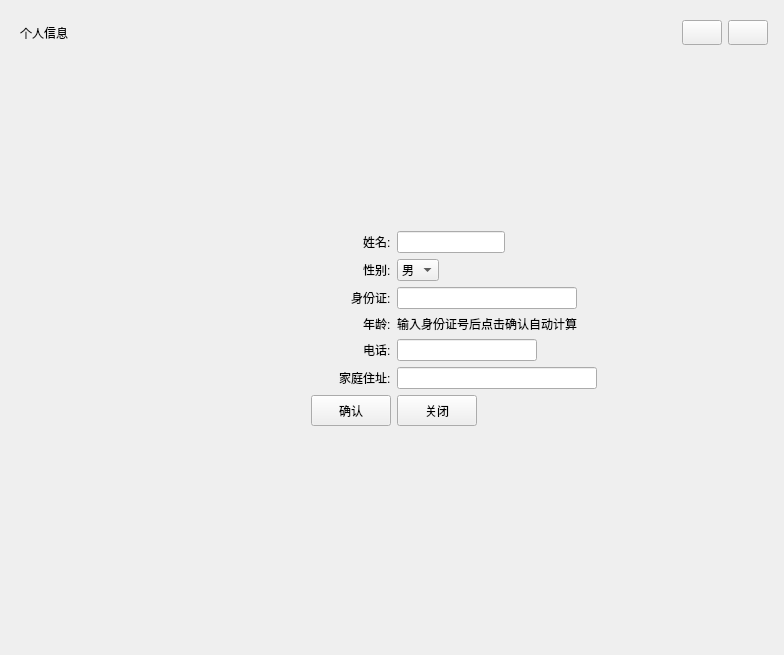
The window that dbclient/information.ui (sayazaaa/SmMed) describes before a commit, drawn with Qt 5.
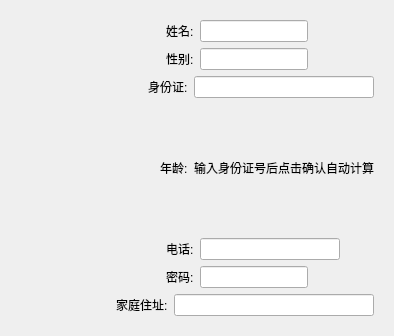
The same window after the commit. Icons and pictures are not drawn.

```diff
--- a/dbclient/information.ui
+++ b/dbclient/information.ui
@@ -6,115 +6,46 @@
    <rect>
     <x>0</x>
     <y>0</y>
-    <width>784</width>
-    <height>655</height>
+    <width>394</width>
+    <height>336</height>
    </rect>
   </property>
   <property name="minimumSize">
    <size>
-    <width>784</width>
-    <height>655</height>
+    <width>0</width>
+    <height>0</height>
    </size>
   </property>
   <property name="windowTitle">
    <string>Form</string>
   </property>
   <layout class="QGridLayout" name="gridLayout_3">
-   <item row="0" column="0" alignment="Qt::AlignHCenter">
+   <item row="0" column="0">
     <widget class="QWidget" name="inf" native="true">
      <property name="minimumSize">
       <size>
-       <width>766</width>
-       <height>637</height>
+       <width>0</width>
+       <height>0</height>
       </size>
      </property>
-     <layout class="QGridLayout" name="inf_lay">
-      <item row="0" column="0">
-       <layout class="QHBoxLayout" name="inf_title">
-        <item>
-         <widget class="QLabel" name="label_2">
-          <property name="text">
-           <string>个人信息</string>
-          </property>
-         </widget>
-        </item>
-        <item>
-         <widget class="QPushButton" name="smallize">
-          <property name="sizePolicy">
-           <sizepolicy hsizetype="Fixed" vsizetype="Fixed">
-            <horstretch>0</horstretch>
-            <verstretch>0</verstretch>
-           </sizepolicy>
-          </property>
-          <property name="minimumSize">
-           <size>
-            <width>25</width>
-            <height>25</height>
-           </size>
-          </property>
-          <property name="cursor">
-           <cursorShape>PointingHandCursor</cursorShape>
-          </property>
-          <property name="text">
-           <string/>
-          </property>
-          <property name="icon">
-           <iconset resource="qss.qrc">
-            <normaloff>:/icons/mini.png</normaloff>:/icons/mini.png</iconset>
-          </property>
-         </widget>
-        </item>
-        <item>
-         <widget class="QPushButton" name="close">
-          <property name="sizePolicy">
-           <sizepolicy hsizetype="Fixed" vsizetype="Fixed">
-            <horstretch>0</horstretch>
-            <verstretch>0</verstretch>
-           </sizepolicy>
-          </property>
-          <property name="minimumSize">
-           <size>
-            <width>25</width>
-            <height>25</height>
-           </size>
-          </property>
-          <property name="cursor">
-           <cursorShape>PointingHandCursor</cursorShape>
-          </property>
-          <property name="text">
-           <string/>
-          </property>
-          <property name="icon">
-           <iconset resource="qss.qrc">
-            <normaloff>:/icons/error.png</normaloff>:/icons/error.png</iconset>
-          </property>
-         </widget>
-        </item>
-       </layout>
-      </item>
-      <item row="2" column="0">
+     <layout class="QGridLayout" name="gridLayout_4">
+      <item row="1" column="0">
        <layout class="QVBoxLayout" name="verticalLayout">
         <item>
          <layout class="QGridLayout" name="gridLayout">
-          <item row="2" column="0">
-           <layout class="QHBoxLayout" name="horizontalLayout_3">
+          <item row="1" column="0">
+           <layout class="QHBoxLayout" name="horizontalLayout_2">
             <item alignment="Qt::AlignRight">
-             <widget class="QLabel" name="ID">
+             <widget class="QLabel" name="GENDER">
               <property name="text">
-               <string>身份证:</string>
+               <string>性别:</string>
               </property>
              </widget>
             </item>
             <item alignment="Qt::AlignLeft">
-             <widget class="QLineEdit" name="id">
-              <property name="minimumSize">
-               <size>
-                <width>180</width>
-                <height>0</height>
-               </size>
-              </property>
-              <property name="text">
-               <string/>
+             <widget class="QLineEdit" name="gender">
+              <property name="readOnly">
+               <bool>true</bool>
               </property>
              </widget>
             </item>
@@ -137,26 +68,8 @@
                 <height>0</height>
                </size>
               </property>
-             </widget>
-            </item>
-           </layout>
-          </item>
-          <item row="6" column="0">
-           <layout class="QHBoxLayout" name="horizontalLayout"/>
-          </item>
-          <item row="3" column="0">
-           <layout class="QHBoxLayout" name="horizontalLayout_4">
-            <item alignment="Qt::AlignRight">
-             <widget class="QLabel" name="AGE">
-              <property name="text">
-               <string>年龄:</string>
-              </property>
-             </widget>
-            </item>
-            <item alignment="Qt::AlignLeft">
-             <widget class="QLabel" name="age">
-              <property name="text">
-               <string>输入身份证号后点击确认自动计算</string>
+              <property name="readOnly">
+               <bool>true</bool>
               </property>
              </widget>
             </item>
@@ -179,110 +92,99 @@
                 <height>0</height>
                </size>
               </property>
+              <property name="readOnly">
+               <bool>true</bool>
+              </property>
+             </widget>
+            </item>
+           </layout>
+          </item>
+          <item row="3" column="0">
+           <layout class="QHBoxLayout" name="horizontalLayout_4">
+            <item alignment="Qt::AlignRight">
+             <widget class="QLabel" name="AGE">
+              <property name="text">
+               <string>年龄:</string>
+              </property>
+             </widget>
+            </item>
+            <item alignment="Qt::AlignLeft">
+             <widget class="QLabel" name="age">
+              <property name="text">
+               <string>输入身份证号后点击确认自动计算</string>
+              </property>
+             </widget>
+            </item>
+           </layout>
+          </item>
+          <item row="2" column="0">
+           <layout class="QHBoxLayout" name="horizontalLayout_3">
+            <item alignment="Qt::AlignRight">
+             <widget class="QLabel" name="ID">
+              <property name="text">
+               <string>身份证:</string>
+              </property>
+             </widget>
+            </item>
+            <item alignment="Qt::AlignLeft">
+             <widget class="QLineEdit" name="id">
+              <property name="minimumSize">
+               <size>
+                <width>180</width>
+                <height>0</height>
+               </size>
+              </property>
+              <property name="text">
+               <string/>
+              </property>
+              <property name="readOnly">
+               <bool>true</bool>
+              </property>
              </widget>
             </item>
            </layout>
           </item>
           <item row="0" column="0">
            <layout class="QGridLayout" name="gridLayout_2">
-            <item row="1" column="1" alignment="Qt::AlignLeft">
-             <widget class="QLineEdit" name="name"/>
-            </item>
-            <item row="1" column="0" alignment="Qt::AlignRight">
+            <item row="0" column="0" alignment="Qt::AlignRight">
              <widget class="QLabel" name="NAME">
               <property name="text">
                <string>姓名:</string>
               </property>
              </widget>
             </item>
-            <item row="0" column="1">
-             <spacer name="verticalSpacer">
-              <property name="orientation">
-               <enum>Qt::Vertical</enum>
+            <item row="0" column="1" alignment="Qt::AlignLeft">
+             <widget class="QLineEdit" name="name">
+              <property name="enabled">
+               <bool>true</bool>
               </property>
-              <property name="sizeHint" stdset="0">
-               <size>
-                <width>20</width>
-                <height>180</height>
-               </size>
+              <property name="readOnly">
+               <bool>true</bool>
               </property>
-             </spacer>
+             </widget>
             </item>
            </layout>
           </item>
-          <item row="1" column="0">
-           <layout class="QHBoxLayout" name="horizontalLayout_2">
+          <item row="6" column="0">
+           <layout class="QHBoxLayout" name="horizontalLayout">
             <item alignment="Qt::AlignRight">
-             <widget class="QLabel" name="GENDER">
+             <widget class="QLabel" name="label">
               <property name="text">
-               <string>性别:</string>
+               <string>密码:</string>
               </property>
              </widget>
             </item>
             <item alignment="Qt::AlignLeft">
-             <widget class="QComboBox" name="gender">
-              <property name="cursor">
-               <cursorShape>PointingHandCursor</cursorShape>
+             <widget class="QLineEdit" name="password">
+              <property name="readOnly">
+               <bool>true</bool>
               </property>
-              <item>
-               <property name="text">
-                <string>男</string>
-               </property>
-              </item>
-              <item>
-               <property name="text">
-                <string>女</string>
-               </property>
-              </item>
              </widget>
             </item>
            </layout>
           </item>
          </layout>
         </item>
-        <item>
-         <layout class="QHBoxLayout" name="horizontalLayout_10">
-          <item alignment="Qt::AlignRight">
-           <widget class="QPushButton" name="confirm">
-            <property name="minimumSize">
-             <size>
-              <width>80</width>
-              <height>31</height>
-             </size>
-            </property>
-            <property name="text">
-             <string>确认</string>
-            </property>
-           </widget>
-          </item>
-          <item alignment="Qt::AlignLeft">
-           <widget class="QPushButton" name="close_btn">
-            <property name="minimumSize">
-             <size>
-              <width>80</width>
-              <height>31</height>
-             </size>
-            </property>
-            <property name="text">
-             <string>关闭</string>
-            </property>
-           </widget>
-          </item>
-         </layout>
-        </item>
-        <item>
-         <spacer name="verticalSpacer_2">
-          <property name="orientation">
-           <enum>Qt::Vertical</enum>
-          </property>
-          <property name="sizeHint" stdset="0">
-           <size>
-            <width>20</width>
-            <height>180</height>
-           </size>
-          </property>
-         </spacer>
-        </item>
        </layout>
       </item>
      </layout>
```
Left out of the diff: 4 changed lines with no effect on the pictures.
